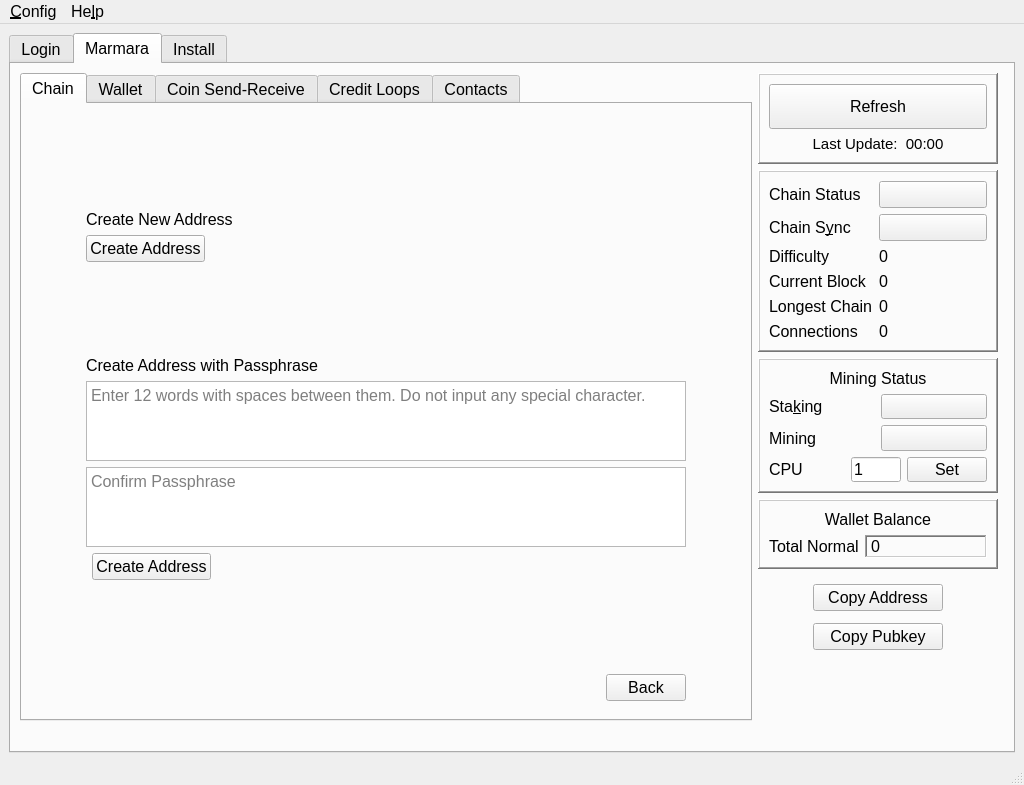
Qt form src/main/python/qtguidesign.ui (marmarachain/marmara-connector) before a commit.
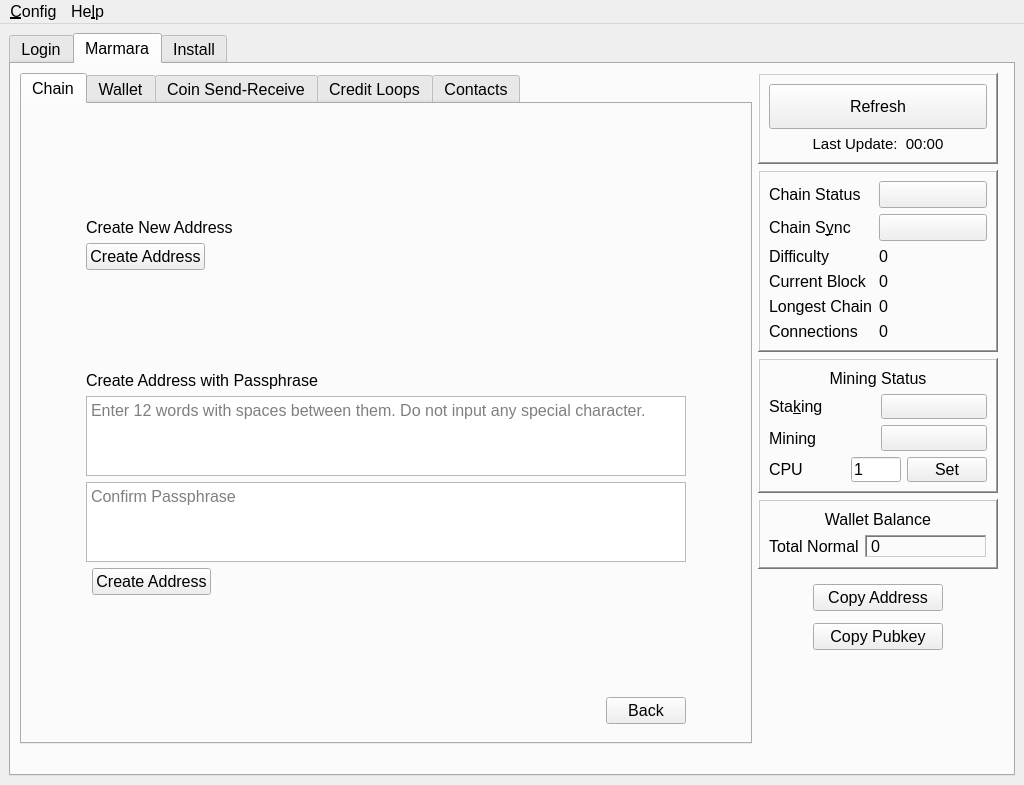
The same form after that commit. Icons and pictures are not drawn.

Commit message: [rem] removed status bar

```diff
--- a/src/main/python/qtguidesign.ui
+++ b/src/main/python/qtguidesign.ui
@@ -5011,13 +5011,6 @@
    <addaction name="menuConfig"/>
    <addaction name="menuHelp"/>
   </widget>
-  <widget class="QStatusBar" name="main_statusBar">
-   <property name="font">
-    <font>
-     <pointsize>11</pointsize>
-    </font>
-   </property>
-  </widget>
   <action name="actionLanguage_Selection">
    <property name="text">
     <string>&amp;Language Selection</string>
```
The commit also changes 2 other files.
